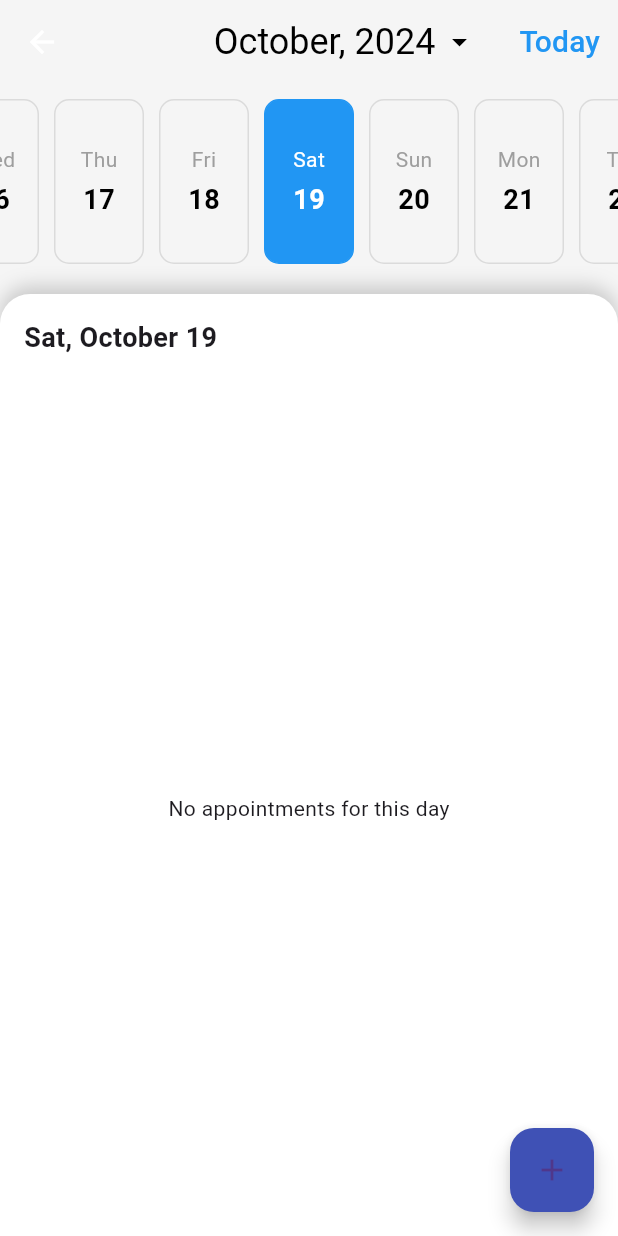
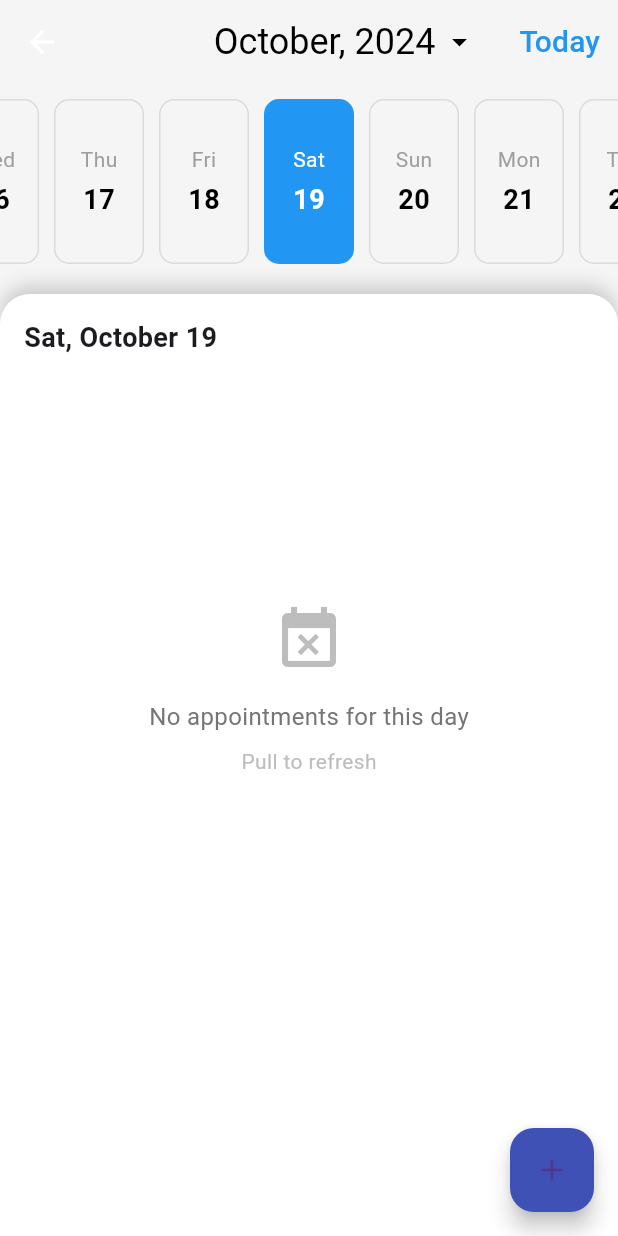
Before and after one commit to SillyFizy/appointment_-schedule_flutter_app, a Flutter app: the CalendarPage screen opened by its route, after a tap on "Sat", on a phone screen of 412 x 824 dp. Run offline on Flutter 3.47's test engine with Material 3 defaults, Android fonts, the phone set to English and light mode, and no system bars; our stand-ins replace flutter_colorpicker; accounts and stored records are empty.

Commit message:
refresh indicator in the calendarpage

```diff
--- a/lib/presentation/pages/CalendarPage.dart
+++ b/lib/presentation/pages/CalendarPage.dart
@@ -33,7 +33,7 @@ class _CalendarPageState extends State<CalendarPage> {
   }
 
   Future<void> _refreshAppointments() async {
-    if (_isLoading) return; // Prevent multiple simultaneous refreshes
+    if (_isLoading) return;
 
     setState(() {
       _isLoading = true;
@@ -44,7 +44,6 @@ class _CalendarPageState extends State<CalendarPage> {
           Provider.of<AppointmentProvider>(context, listen: false);
       await appointmentProvider.fetchAppointments();
     } catch (e) {
-      // Show error message to user
       ScaffoldMessenger.of(context).showSnackBar(
         SnackBar(
           content: Text('Failed to refresh appointments. Please try again.'),
@@ -101,8 +100,6 @@ class _CalendarPageState extends State<CalendarPage> {
               ),
             ),
             Expanded(
-              child: RefreshIndicator(
-                onRefresh: _refreshAppointments,
               child: Container(
                 decoration: BoxDecoration(
                   color: Colors.white,
@@ -120,7 +117,6 @@ class _CalendarPageState extends State<CalendarPage> {
                   ],
                 ),
                 child: _buildDaySchedule(),
-                ),
               ),
             ),
           ],
@@ -290,9 +286,47 @@ class _CalendarPageState extends State<CalendarPage> {
               ),
             ),
             Expanded(
+              child: RefreshIndicator(
+                onRefresh: _refreshAppointments,
                 child: appointments.isEmpty
-                  ? Center(child: Text('No appointments for this day'))
+                    ? ListView(
+                        physics: AlwaysScrollableScrollPhysics(),
+                        children: [
+                          SizedBox(
+                            height: MediaQuery.of(context).size.height * 0.5,
+                            child: Center(
+                              child: Column(
+                                mainAxisAlignment: MainAxisAlignment.center,
+                                children: [
+                                  Icon(
+                                    Icons.event_busy,
+                                    size: 48,
+                                    color: Colors.grey[400],
+                                  ),
+                                  SizedBox(height: 16),
+                                  Text(
+                                    'No appointments for this day',
+                                    style: TextStyle(
+                                      color: Colors.grey[600],
+                                      fontSize: 16,
+                                    ),
+                                  ),
+                                  SizedBox(height: 8),
+                                  Text(
+                                    'Pull to refresh',
+                                    style: TextStyle(
+                                      color: Colors.grey[400],
+                                      fontSize: 14,
+                                    ),
+                                  ),
+                                ],
+                              ),
+                            ),
+                          ),
+                        ],
+                      )
                     : ListView.builder(
+                        physics: AlwaysScrollableScrollPhysics(),
                         padding: EdgeInsets.symmetric(horizontal: 16),
                         itemCount: appointments.length,
                         itemBuilder: (context, index) {
@@ -312,6 +346,7 @@ class _CalendarPageState extends State<CalendarPage> {
                             ),
                           );
                         },
+                      ),
               ),
             ),
           ],
```
Lines whose indentation alone changed are shown as unchanged.
